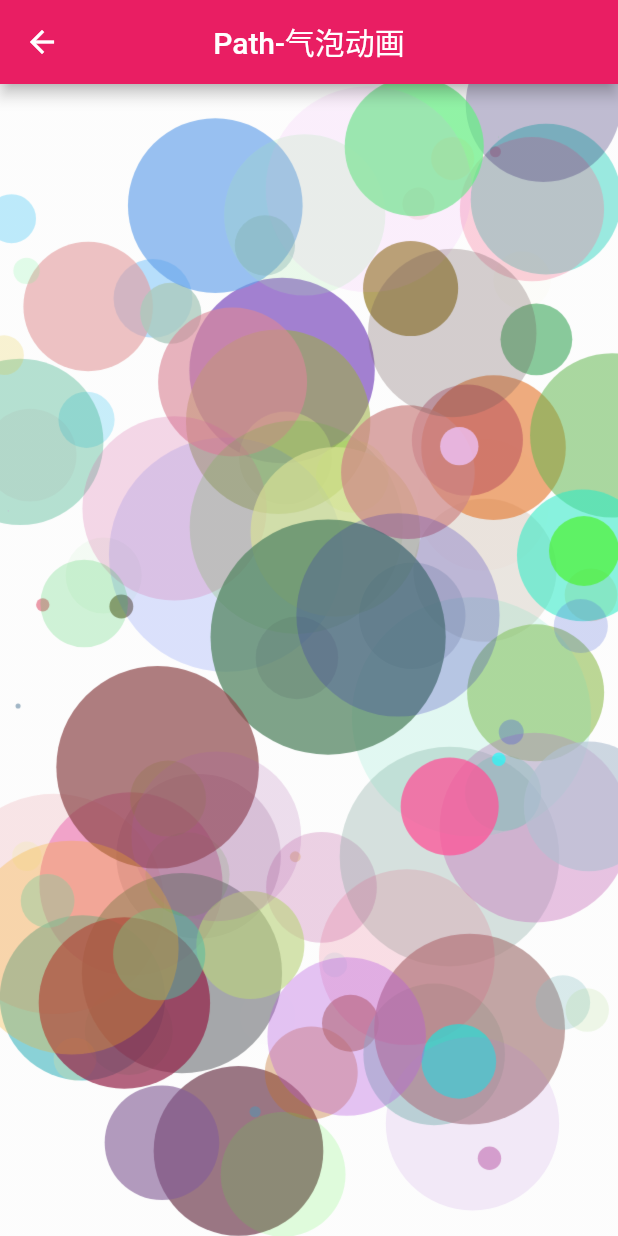
After one commit to HeroLBJ/FlutterGo, a Flutter app: the Hero08Page screen opened directly, on a phone screen of 412 x 824 dp. The commit adds this screen. Run offline on Flutter 3.47's test engine with Material 2 defaults, Android fonts, the phone set to English and light mode, and no system bars; our stand-ins replace bot_toast; network calls fail.

Commit message:
Path气泡动画

```diff
--- a/flutter_go/lib/ui/action2/action2_root_page.dart
+++ b/flutter_go/lib/ui/action2/action2_root_page.dart
@@ -1,5 +1,7 @@
 import 'package:flutter/material.dart';
 import 'package:flutter_go/ui/action2/hero06/hero_06_page.dart';
+import 'package:flutter_go/ui/action2/hero07/hero_07_page.dart';
+import 'package:flutter_go/ui/action2/hero08/Hero08Page.dart';
 import 'hero01/hero_01_page.dart';
 import 'hero02/hero_02_page.dart';
 import 'hero03/hero_03_page.dart';
@@ -7,13 +9,16 @@ import 'hero04/hero_04_page.dart';
 import 'hero05/hero_05_page.dart';
 
 class Action2RootPage extends StatelessWidget {
+
   final List<String> titleList = [
     'Hero动画',
     '裁剪ClipPath',
     '动画菜单1',
     '动画菜单2',
     'Path动画1',
-    'Path动画2'
+    'Path动画2',
+    'Path裁剪',
+    'Path气泡动画'
   ];
   final List<String> descList = [
     '让你的APP页面切换充满动效 不一样的体验 优美的视觉',
@@ -21,7 +26,9 @@ class Action2RootPage extends StatelessWidget {
     '自定义动画菜单1',
     '自定义动画菜单2',
     '自动画出一个矩形',
-    '自动画出一个五角星'
+    '自动画出一个五角星',
+    'Path裁剪不规则图形',
+    '可以运动的气泡动画背景....'
   ];
   final List<Widget> pageList = [
     Hero01Page(),
@@ -29,7 +36,9 @@ class Action2RootPage extends StatelessWidget {
     Hero03Page(),
     Hero04Page(),
     Hero05Page(),
-    Hero06Path()
+    Hero06Path(),
+    Hero07Page(),
+    Hero08Page()
   ];
 
   @override
--- /dev/null
+++ b/flutter_go/lib/ui/action2/hero07/hero_07_page.dart
@@ -0,0 +1,58 @@
+import 'package:flutter/material.dart';
+
+class Hero07Page extends StatefulWidget {
+  @override
+  _Hero07PageState createState() => _Hero07PageState();
+}
+
+class _Hero07PageState extends State<Hero07Page> {
+  @override
+  Widget build(BuildContext context) {
+    return Scaffold(
+      appBar: AppBar(
+        title: Text('裁剪不规则图形'),
+        centerTitle: true,
+      ),
+      body: Center(
+        child: ClipPath(
+          clipper: BackgroundClipper(),
+          child: Container(
+            width: MediaQuery.of(context).size.width * 0.5,
+            height: MediaQuery.of(context).size.height * 0.4,
+            decoration: BoxDecoration(
+                gradient: LinearGradient(
+                    begin: Alignment.bottomLeft,
+                    end: Alignment.topRight,
+                    colors: [Colors.orange, Colors.deepOrangeAccent])),
+          ),
+        ),
+      ),
+    );
+  }
+}
+
+class BackgroundClipper extends CustomClipper<Path> {
+  double _stub = 50;
+
+  @override
+  Path getClip(Size size) {
+    // 注意这里size宽高
+    Path path = Path();
+    path.moveTo(0, size.height / 4);
+    path.lineTo(0, size.height - _stub);
+    path.quadraticBezierTo(0, size.height, _stub, size.height);
+    path.lineTo(size.width - _stub, size.height);
+    path.quadraticBezierTo(
+        size.width, size.height, size.width, size.height - _stub);
+    path.lineTo(size.width, _stub);
+    path.quadraticBezierTo(size.width, 0, size.width - _stub, 16);
+    path.lineTo(_stub, size.height / 4 - 20);
+    path.quadraticBezierTo(0, size.height / 4, 0, size.height / 4 + 30);
+    return path;
+  }
+
+  @override
+  bool shouldReclip(covariant CustomClipper<Path> oldClipper) {
+    return true;
+  }
+}
--- /dev/null
+++ b/flutter_go/lib/ui/action2/hero08/Hero08Page.dart
@@ -0,0 +1,179 @@
+import 'dart:math';
+import 'dart:ui';
+
+import 'package:flutter/material.dart';
+
+// 最大的速度
+double _maxSpeed = 1.0;
+
+// 最大的半径
+double _maxRadius = 80;
+
+// 最大的角度
+double _maxAngle = 2 * pi;
+
+// 最大宽度
+double _maxWidth = 500;
+
+// 最大高度
+double _maxHeight = 720;
+
+class Hero08Page extends StatefulWidget {
+  @override
+  _Hero08PageState createState() => _Hero08PageState();
+}
+
+class _Hero08PageState extends State<Hero08Page>
+    with SingleTickerProviderStateMixin {
+  List<BubbleBean> _list = [];
+  Random _random = Random(DateTime.now().microsecondsSinceEpoch);
+  AnimationController _animationController;
+
+  @override
+  void initState() {
+    super.initState();
+
+    for (int i = 0; i < 100; i++) {
+      BubbleBean bean = BubbleBean();
+      bean.bubbleColor = getRandomColor(_random);
+      bean.bubbleAngle = _random.nextDouble() * _maxAngle;
+      bean.bubbleRadius = _random.nextDouble() * _maxRadius;
+      bean.bubbleSpeed = _random.nextDouble() * _maxSpeed;
+      bean.bubbleOffset = Offset(
+          _random.nextDouble() * _maxWidth, _random.nextDouble() * _maxHeight);
+      _list.add(bean);
+    }
+
+    _animationController = AnimationController(
+        duration: Duration(milliseconds: 10000), vsync: this);
+    _animationController.addListener(() {
+      setState(() {});
+    });
+    _animationController.repeat();
+  }
+
+  @override
+  void dispose() {
+    _animationController.dispose();
+    super.dispose();
+  }
+
+  @override
+  Widget build(BuildContext context) {
+    return Scaffold(
+      appBar: AppBar(
+        title: Text('Path-气泡动画'),
+        centerTitle: true,
+      ),
+      body: Stack(
+        children: [
+          _backgroundWidget(),
+          _bubbleWidget(),
+          BackdropFilter(
+            filter: ImageFilter.blur(sigmaX: 0.3, sigmaY: 0.3),
+            child: Container(
+              color: Colors.white.withOpacity(0.1),
+            ),
+          )
+        ],
+      ),
+    );
+  }
+
+  Widget _bubbleWidget() {
+    return CustomPaint(
+      size: MediaQuery.of(context).size,
+      painter: BubblePainter(_list, _random),
+    );
+  }
+
+  Widget _backgroundWidget() {
+    return Container(
+      decoration: BoxDecoration(
+          gradient: LinearGradient(
+              begin: Alignment.topLeft,
+              end: Alignment.bottomRight,
+              colors: [
+            Colors.white.withOpacity(0.5),
+            Colors.white70.withOpacity(0.5),
+            Colors.white54.withOpacity(0.5)
+          ])),
+    );
+  }
+}
+
+class BubblePainter extends CustomPainter {
+  List<BubbleBean> _list;
+  Random _random;
+
+  BubblePainter(this._list, this._random);
+
+  Paint _paint = Paint()..isAntiAlias = true;
+
+  @override
+  void paint(Canvas canvas, Size size) {
+    _list.forEach((element) {
+      Offset newOffset = getDistance(element.bubbleSpeed, element.bubbleAngle);
+
+      double dx = element.bubbleOffset.dx + newOffset.dx;
+      double dy = element.bubbleOffset.dy + newOffset.dy;
+
+      if (dx < 0 || dx > size.width) {
+        dx = _random.nextDouble() * size.width;
+
+
+        element.bubbleColor = getRandomColor(_random);
+        element.bubbleAngle = _random.nextDouble() * _maxAngle;
+        element.bubbleRadius = _random.nextDouble() * _maxRadius;
+        element.bubbleSpeed = _random.nextDouble() * _maxSpeed;
+      }
+      if (dy < 0 || dy > size.height) {
+        dy = _random.nextDouble() * size.height;
+
+
+        element.bubbleColor = getRandomColor(_random);
+        element.bubbleAngle = _random.nextDouble() * _maxAngle;
+        element.bubbleRadius = _random.nextDouble() * _maxRadius;
+        element.bubbleSpeed = _random.nextDouble() * _maxSpeed;
+      }
+
+      element.bubbleOffset = Offset(dx, dy);
+    });
+
+    _list.forEach((element) {
+      _paint.color = element.bubbleColor;
+      canvas.drawCircle(element.bubbleOffset, element.bubbleRadius, _paint);
+    });
+  }
+
+  @override
+  bool shouldRepaint(covariant CustomPainter oldDelegate) {
+    return true;
+  }
+
+  Offset getDistance(double speed, double angle) {
+    return Offset(speed * cos(angle), speed * sin(angle));
+  }
+}
+
+Color getRandomColor(Random _random) {
+  // 透明度 0 ~ 200
+  return Color.fromARGB(_random.nextInt(200), _random.nextInt(255),  _random.nextInt(255),  _random.nextInt(255));
+}
+
+class BubbleBean {
+  // 气泡的颜色
+  Color bubbleColor;
+
+  // 气泡的半径
+  double bubbleRadius;
+
+  // 气泡的速度
+  double bubbleSpeed;
+
+  // 气泡的角度
+  double bubbleAngle;
+
+  // 气泡的位置
+  Offset bubbleOffset;
+}
```
